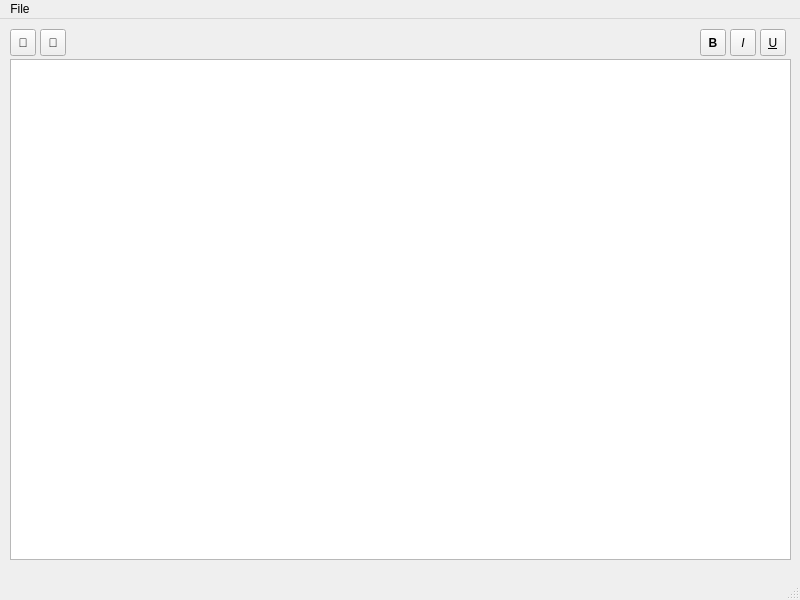
markmcc2950/FreeNotes, file mainwindow.ui: the form before one commit.
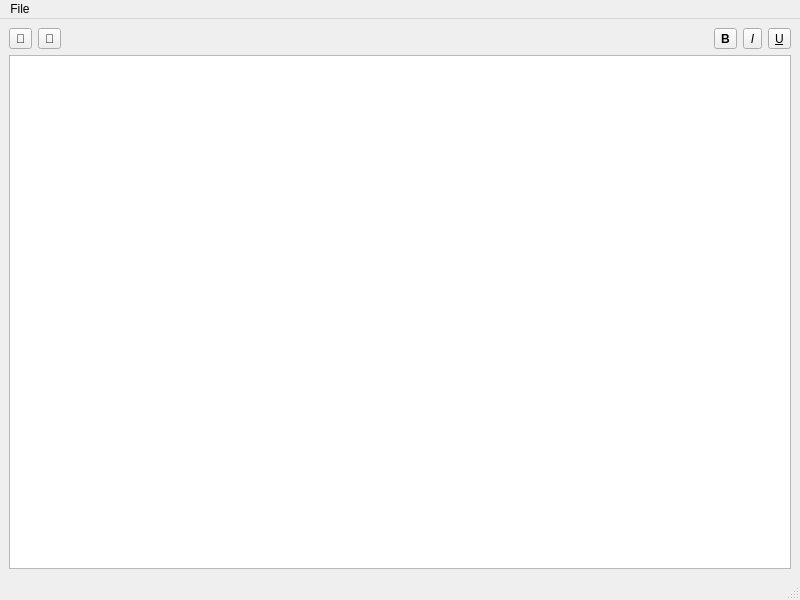
The form after the commit. Icons and pictures are not drawn.

What changed in the file:
```diff
--- a/mainwindow.ui
+++ b/mainwindow.ui
@@ -14,49 +14,9 @@
    <string>MainWindow</string>
   </property>
   <widget class="QWidget" name="centralwidget">
-   <widget class="QTextEdit" name="mainTextField">
-    <property name="geometry">
-     <rect>
-      <x>10</x>
-      <y>40</y>
-      <width>781</width>
-      <height>501</height>
-     </rect>
-    </property>
-   </widget>
-   <widget class="QToolButton" name="toolButtonBold">
-    <property name="geometry">
-     <rect>
-      <x>700</x>
-      <y>10</y>
-      <width>26</width>
-      <height>27</height>
-     </rect>
-    </property>
-    <property name="font">
-     <font>
-      <bold>true</bold>
-     </font>
-    </property>
-    <property name="text">
-     <string>B</string>
-    </property>
-    <property name="shortcut">
-     <string>Ctrl+B</string>
-    </property>
-    <property name="checkable">
-     <bool>true</bool>
-    </property>
-   </widget>
+   <layout class="QGridLayout" name="gridLayout">
+    <item row="0" column="6">
    <widget class="QToolButton" name="toolButtonItalic">
-    <property name="geometry">
-     <rect>
-      <x>730</x>
-      <y>10</y>
-      <width>26</width>
-      <height>27</height>
-     </rect>
-    </property>
     <property name="font">
      <font>
       <italic>true</italic>
@@ -73,15 +33,12 @@
      <bool>true</bool>
     </property>
    </widget>
+    </item>
+    <item row="2" column="0" colspan="8">
+     <widget class="QTextEdit" name="mainTextField"/>
+    </item>
+    <item row="0" column="7">
    <widget class="QToolButton" name="toolButtonUnderline">
-    <property name="geometry">
-     <rect>
-      <x>760</x>
-      <y>10</y>
-      <width>26</width>
-      <height>27</height>
-     </rect>
-    </property>
     <property name="font">
      <font>
       <italic>false</italic>
@@ -99,15 +56,27 @@
      <bool>true</bool>
     </property>
    </widget>
+    </item>
+    <item row="0" column="5">
+     <widget class="QToolButton" name="toolButtonBold">
+      <property name="font">
+       <font>
+        <bold>true</bold>
+       </font>
+      </property>
+      <property name="text">
+       <string>B</string>
+      </property>
+      <property name="shortcut">
+       <string>Ctrl+B</string>
+      </property>
+      <property name="checkable">
+       <bool>true</bool>
+      </property>
+     </widget>
+    </item>
+    <item row="0" column="0">
    <widget class="QToolButton" name="toolButtonSave">
-    <property name="geometry">
-     <rect>
-      <x>10</x>
-      <y>10</y>
-      <width>26</width>
-      <height>27</height>
-     </rect>
-    </property>
     <property name="font">
      <font>
       <bold>true</bold>
@@ -120,18 +89,12 @@
      <string>Ctrl+S</string>
     </property>
     <property name="checkable">
-     <bool>true</bool>
-    </property>
-   </widget>
+       <bool>false</bool>
+      </property>
+     </widget>
+    </item>
+    <item row="0" column="1">
    <widget class="QToolButton" name="toolButtonOpen">
-    <property name="geometry">
-     <rect>
-      <x>40</x>
-      <y>10</y>
-      <width>26</width>
-      <height>27</height>
-     </rect>
-    </property>
     <property name="font">
      <font>
       <bold>true</bold>
@@ -144,9 +107,11 @@
      <string>Ctrl+O</string>
     </property>
     <property name="checkable">
-     <bool>true</bool>
-    </property>
-   </widget>
+       <bool>false</bool>
+      </property>
+     </widget>
+    </item>
+   </layout>
   </widget>
   <widget class="QMenuBar" name="menubar">
    <property name="geometry">
```
Left out of the diff: 11 changed lines with no effect on the pictures. Lines whose indentation alone changed are shown as unchanged.
